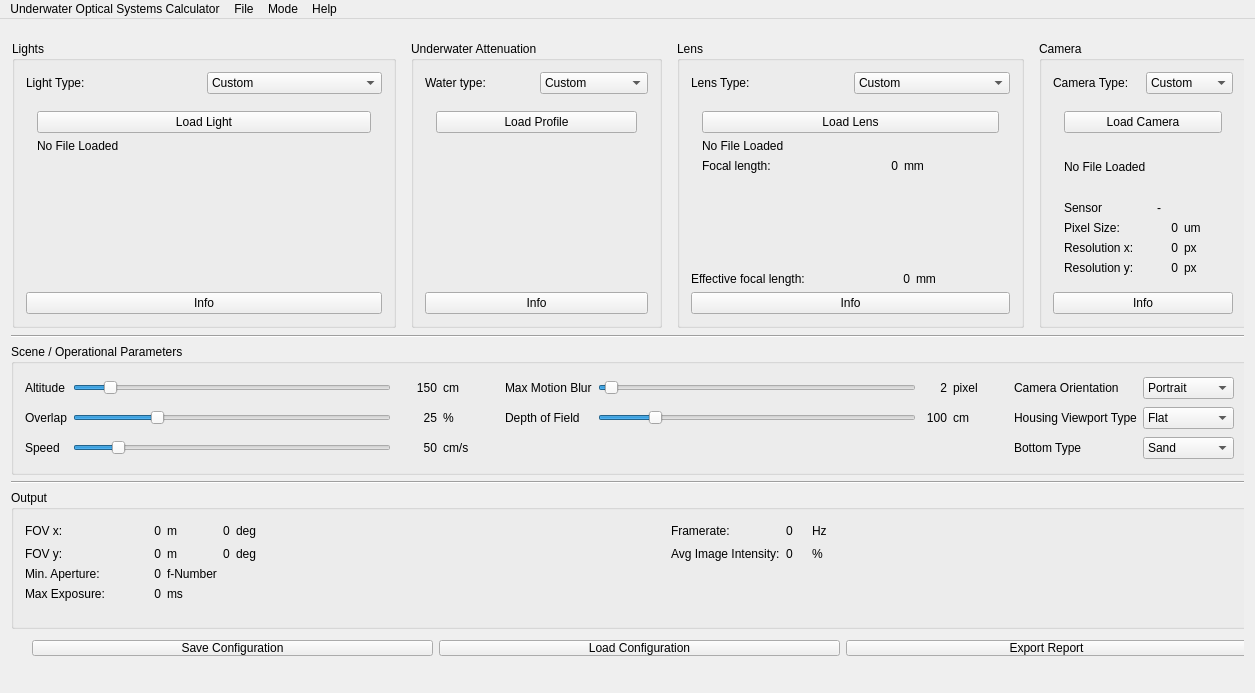
Above: qt/UWOpticalSystemDesigner/mainwindow.ui from gidobot/UWOpticalSystemsDesignTools before the change. Below: the same form after it.
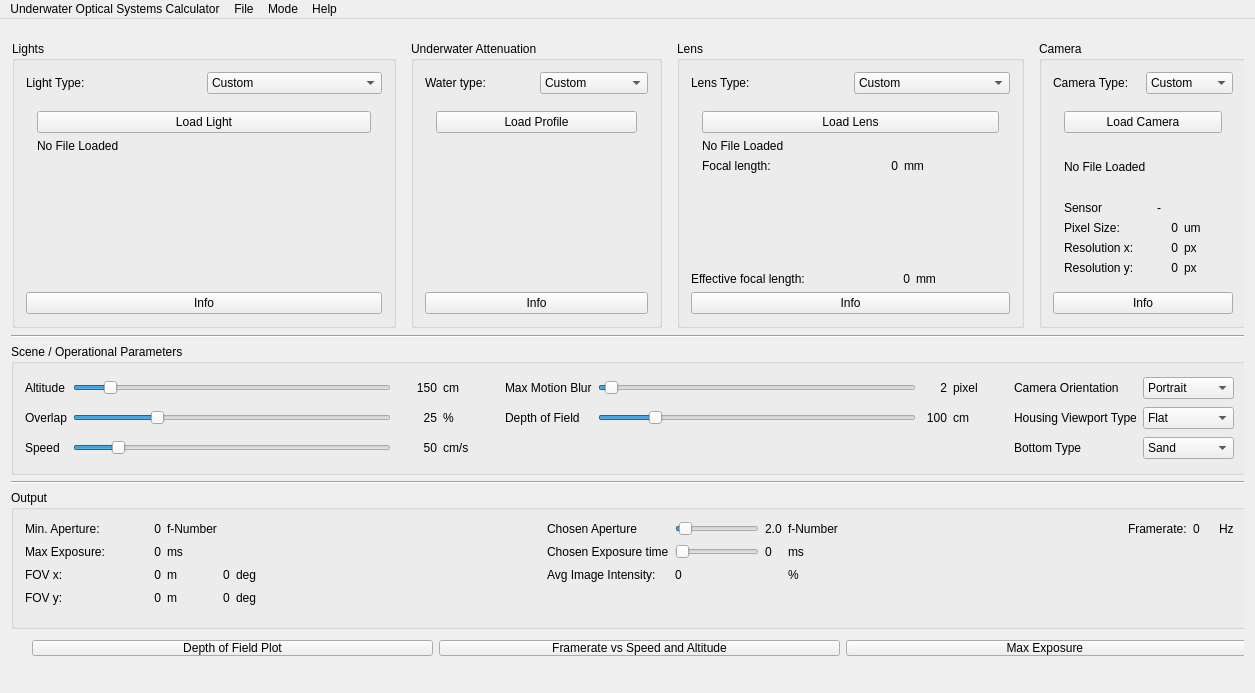
That is the form after the change.

```diff
--- a/qt/UWOpticalSystemDesigner/mainwindow.ui
+++ b/qt/UWOpticalSystemDesigner/mainwindow.ui
@@ -37,92 +37,235 @@
          <string>Output</string>
         </property>
         <layout class="QGridLayout" name="gridLayout_4">
-         <item row="3" column="2">
+         <item row="0" column="0">
+          <widget class="QLabel" name="apertureLabel">
+           <property name="text">
+            <string>Min. Aperture:</string>
+           </property>
+          </widget>
+         </item>
+         <item row="2" column="2">
           <widget class="QLabel" name="exposureUnitsLabel">
            <property name="text">
             <string>ms</string>
            </property>
           </widget>
          </item>
-         <item row="2" column="2">
+         <item row="0" column="8">
+          <widget class="QLabel" name="chosenApertureValueLabel">
+           <property name="text">
+            <string>2.0</string>
+           </property>
+          </widget>
+         </item>
+         <item row="3" column="2">
+          <widget class="QLabel" name="fovxUnitsLabel">
+           <property name="text">
+            <string>m</string>
+           </property>
+          </widget>
+         </item>
+         <item row="4" column="4">
+          <widget class="QLabel" name="fovyDegUnitsLabel">
+           <property name="text">
+            <string>deg</string>
+           </property>
+          </widget>
+         </item>
+         <item row="0" column="2">
           <widget class="QLabel" name="apertureUnitsLabel">
            <property name="text">
             <string>f-Number</string>
            </property>
           </widget>
          </item>
-         <item row="1" column="1">
-          <widget class="QLabel" name="fovyValueLabel">
-           <property name="minimumSize">
-            <size>
-             <width>50</width>
-             <height>0</height>
-            </size>
-           </property>
-           <property name="text">
-            <string>0</string>
-           </property>
-           <property name="alignment">
-            <set>Qt::AlignRight|Qt::AlignTrailing|Qt::AlignVCenter</set>
-           </property>
-          </widget>
-         </item>
-         <item row="1" column="3">
+         <item row="4" column="3">
           <widget class="QLabel" name="fovyDegValueLabel">
            <property name="text">
             <string>0</string>
            </property>
           </widget>
          </item>
-         <item row="1" column="7">
-          <widget class="QLabel" name="avgImgValueValueLabel">
+         <item row="2" column="6">
+          <widget class="QLabel" name="chosenExposureLabel">
            <property name="text">
-            <string>0</string>
+            <string>Chosen Exposure time</string>
            </property>
           </widget>
          </item>
-         <item row="1" column="2">
-          <widget class="QLabel" name="fovyUnitsLabel">
-           <property name="text">
-            <string>m</string>
-           </property>
-          </widget>
-         </item>
-         <item row="1" column="4">
-          <widget class="QLabel" name="fovyDegUnitsLabel">
-           <property name="text">
-            <string>deg</string>
-           </property>
-          </widget>
-         </item>
-         <item row="0" column="10">
-          <spacer name="horizontalSpacer_7">
-           <property name="orientation">
-            <enum>Qt::Horizontal</enum>
-           </property>
-           <property name="sizeHint" stdset="0">
+         <item row="4" column="1">
+          <widget class="QLabel" name="fovyValueLabel">
+           <property name="minimumSize">
             <size>
-             <width>40</width>
-             <height>20</height>
+             <width>50</width>
+             <height>0</height>
             </size>
            </property>
-          </spacer>
+           <property name="text">
+            <string>0</string>
+           </property>
+           <property name="alignment">
+            <set>Qt::AlignRight|Qt::AlignTrailing|Qt::AlignVCenter</set>
+           </property>
+          </widget>
          </item>
-         <item row="0" column="3">
+         <item row="3" column="0">
+          <widget class="QLabel" name="FOVxLabel">
+           <property name="text">
+            <string>FOV x:</string>
+           </property>
+          </widget>
+         </item>
+         <item row="3" column="3">
           <widget class="QLabel" name="fovxDegValueLabel">
            <property name="text">
             <string>0</string>
            </property>
           </widget>
          </item>
+         <item row="3" column="4">
+          <widget class="QLabel" name="fovxDegUnitsLabel">
+           <property name="text">
+            <string>deg</string>
+           </property>
+          </widget>
+         </item>
+         <item row="2" column="8">
+          <widget class="QLabel" name="chosenExposureValueLabel">
+           <property name="text">
+            <string>0</string>
+           </property>
+          </widget>
+         </item>
+         <item row="4" column="5">
+          <spacer name="horizontalSpacer_3">
+           <property name="orientation">
+            <enum>Qt::Horizontal</enum>
+           </property>
+           <property name="sizeHint" stdset="0">
+            <size>
+             <width>40</width>
+             <height>20</height>
+            </size>
+           </property>
+          </spacer>
+         </item>
+         <item row="0" column="1">
+          <widget class="QLabel" name="apertureValueLabel">
+           <property name="minimumSize">
+            <size>
+             <width>50</width>
+             <height>0</height>
+            </size>
+           </property>
+           <property name="text">
+            <string>0</string>
+           </property>
+           <property name="alignment">
+            <set>Qt::AlignRight|Qt::AlignTrailing|Qt::AlignVCenter</set>
+           </property>
+          </widget>
+         </item>
+         <item row="2" column="10">
+          <spacer name="horizontalSpacer_5">
+           <property name="orientation">
+            <enum>Qt::Horizontal</enum>
+           </property>
+           <property name="sizeHint" stdset="0">
+            <size>
+             <width>40</width>
+             <height>20</height>
+            </size>
+           </property>
+          </spacer>
+         </item>
+         <item row="2" column="0">
+          <widget class="QLabel" name="exposureLabel">
+           <property name="text">
+            <string>Max Exposure:</string>
+           </property>
+          </widget>
+         </item>
+         <item row="4" column="2">
+          <widget class="QLabel" name="fovyUnitsLabel">
+           <property name="text">
+            <string>m</string>
+           </property>
+          </widget>
+         </item>
+         <item row="3" column="7">
+          <widget class="QLabel" name="avgImgValueValueLabel">
+           <property name="text">
+            <string>0</string>
+           </property>
+          </widget>
+         </item>
+         <item row="2" column="7">
+          <widget class="QSlider" name="chosenExposureSlider">
+           <property name="sizePolicy">
+            <sizepolicy hsizetype="Fixed" vsizetype="Fixed">
+             <horstretch>0</horstretch>
+             <verstretch>0</verstretch>
+            </sizepolicy>
+           </property>
+           <property name="maximum">
+            <number>100000</number>
+           </property>
+           <property name="orientation">
+            <enum>Qt::Horizontal</enum>
+           </property>
+          </widget>
+         </item>
          <item row="0" column="6">
-          <widget class="QLabel" name="framerateLabel">
+          <widget class="QLabel" name="chosenApertureLabel">
            <property name="text">
-            <string>Framerate:</string>
+            <string>Chosen Aperture</string>
            </property>
           </widget>
          </item>
-         <item row="3" column="1">
+         <item row="7" column="0">
+          <spacer name="verticalSpacer_2">
+           <property name="orientation">
+            <enum>Qt::Vertical</enum>
+           </property>
+           <property name="sizeHint" stdset="0">
+            <size>
+             <width>20</width>
+             <height>15</height>
+            </size>
+           </property>
+          </spacer>
+         </item>
+         <item row="0" column="7">
+          <widget class="QSlider" name="chosenApertureSlider">
+           <property name="sizePolicy">
+            <sizepolicy hsizetype="Fixed" vsizetype="Fixed">
+             <horstretch>0</horstretch>
+             <verstretch>0</verstretch>
+            </sizepolicy>
+           </property>
+           <property name="minimum">
+            <number>14</number>
+           </property>
+           <property name="maximum">
+            <number>140</number>
+           </property>
+           <property name="value">
+            <number>20</number>
+           </property>
+           <property name="orientation">
+            <enum>Qt::Horizontal</enum>
+           </property>
+          </widget>
+         </item>
+         <item row="3" column="6">
+          <widget class="QLabel" name="imgAvgValueLabel">
+           <property name="text">
+            <string>Avg Image Intensity:</string>
+           </property>
+          </widget>
+         </item>
+         <item row="2" column="1">
           <widget class="QLabel" name="exposureValueLabel">
            <property name="minimumSize">
             <size>
@@ -141,140 +284,77 @@
            </property>
           </widget>
          </item>
-         <item row="2" column="1">
-          <widget class="QLabel" name="apertureValueLabel">
-           <property name="minimumSize">
-            <size>
-             <width>50</width>
-             <height>0</height>
-            </size>
-           </property>
-           <property name="text">
-            <string>0</string>
-           </property>
-           <property name="alignment">
-            <set>Qt::AlignRight|Qt::AlignTrailing|Qt::AlignVCenter</set>
-           </property>
-          </widget>
-         </item>
-         <item row="1" column="9">
-          <widget class="QLabel" name="avgImageValueUnitsLabel">
-           <property name="text">
-            <string>%</string>
-           </property>
-          </widget>
-         </item>
          <item row="4" column="0">
-          <spacer name="verticalSpacer_2">
-           <property name="orientation">
-            <enum>Qt::Vertical</enum>
-           </property>
-           <property name="sizeHint" stdset="0">
-            <size>
-             <width>20</width>
-             <height>15</height>
-            </size>
-           </property>
-          </spacer>
-         </item>
-         <item row="0" column="7">
-          <widget class="QLabel" name="framerateValueLabel">
-           <property name="minimumSize">
-            <size>
-             <width>20</width>
-             <height>0</height>
-            </size>
-           </property>
-           <property name="text">
-            <string>0</string>
-           </property>
-          </widget>
-         </item>
-         <item row="1" column="0">
           <widget class="QLabel" name="FOVyLabel">
            <property name="text">
             <string>FOV y:</string>
            </property>
           </widget>
          </item>
-         <item row="0" column="4">
-          <widget class="QLabel" name="fovxDegUnitsLabel">
-           <property name="text">
-            <string>deg</string>
+         <item row="3" column="1">
+          <widget class="QLabel" name="fovxValueLabel">
+           <property name="minimumSize">
+            <size>
+             <width>50</width>
+             <height>0</height>
+            </size>
            </property>
-          </widget>
-         </item>
-         <item row="0" column="2">
-          <widget class="QLabel" name="fovxUnitsLabel">
            <property name="text">
-            <string>m</string>
+            <string>0</string>
+           </property>
+           <property name="alignment">
+            <set>Qt::AlignRight|Qt::AlignTrailing|Qt::AlignVCenter</set>
            </property>
           </widget>
          </item>
          <item row="0" column="9">
+          <widget class="QLabel" name="chosenApertureUnitsLabel">
+           <property name="text">
+            <string>f-Number</string>
+           </property>
+          </widget>
+         </item>
+         <item row="2" column="9">
+          <widget class="QLabel" name="chosenExposureUnitsLabel">
+           <property name="text">
+            <string>ms</string>
+           </property>
+          </widget>
+         </item>
+         <item row="3" column="9">
+          <widget class="QLabel" name="avgImageValueUnitsLabel">
+           <property name="text">
+            <string>%</string>
+           </property>
+          </widget>
+         </item>
+         <item row="0" column="11">
+          <widget class="QLabel" name="framerateLabel">
+           <property name="text">
+            <string>Framerate:</string>
+           </property>
+          </widget>
+         </item>
+         <item row="0" column="12">
+          <widget class="QLabel" name="framerateValueLabel">
+           <property name="minimumSize">
+            <size>
+             <width>20</width>
+             <height>0</height>
+            </size>
+           </property>
+           <property name="text">
+            <string>0</string>
+           </property>
+          </widget>
+         </item>
+         <item row="0" column="13">
           <widget class="QLabel" name="framerateUnitsLabel">
            <property name="text">
             <string>Hz</string>
            </property>
           </widget>
          </item>
-         <item row="3" column="0">
-          <widget class="QLabel" name="exposureLabel">
-           <property name="text">
-            <string>Max Exposure:</string>
-           </property>
-          </widget>
-         </item>
-         <item row="2" column="0">
-          <widget class="QLabel" name="apertureLabel">
-           <property name="text">
-            <string>Min. Aperture:</string>
-           </property>
-          </widget>
-         </item>
-         <item row="0" column="0">
-          <widget class="QLabel" name="FOVxLabel">
-           <property name="text">
-            <string>FOV x:</string>
-           </property>
-          </widget>
-         </item>
-         <item row="0" column="1">
-          <widget class="QLabel" name="fovxValueLabel">
-           <property name="minimumSize">
-            <size>
-             <width>50</width>
-             <height>0</height>
-            </size>
-           </property>
-           <property name="text">
-            <string>0</string>
-           </property>
-           <property name="alignment">
-            <set>Qt::AlignRight|Qt::AlignTrailing|Qt::AlignVCenter</set>
-           </property>
-          </widget>
-         </item>
-         <item row="1" column="6">
-          <widget class="QLabel" name="imgAvgValueLabel">
-           <property name="text">
-            <string>Avg Image Intensity:</string>
-           </property>
-          </widget>
-         </item>
-         <item row="0" column="5">
-          <spacer name="horizontalSpacer_3">
-           <property name="orientation">
-            <enum>Qt::Horizontal</enum>
-           </property>
-           <property name="sizeHint" stdset="0">
-            <size>
-             <width>40</width>
-             <height>20</height>
-            </size>
-           </property>
-          </spacer>
-         </item>
         </layout>
        </widget>
        <widget class="QGroupBox" name="WaterAttenuationBox">
@@ -1595,21 +1675,21 @@
          <item>
           <widget class="QPushButton" name="saveButton">
            <property name="text">
-            <string>Save Configuration</string>
+            <string>Depth of Field Plot</string>
            </property>
           </widget>
          </item>
          <item>
           <widget class="QPushButton" name="loadButton">
            <property name="text">
-            <string>Load Configuration</string>
+            <string>Framerate vs Speed and Altitude</string>
            </property>
           </widget>
          </item>
          <item>
           <widget class="QPushButton" name="exportButton">
            <property name="text">
-            <string>Export Report</string>
+            <string>Max Exposure </string>
            </property>
           </widget>
          </item>
```
Left out of the diff: 6 changed lines with no effect on the pictures.
